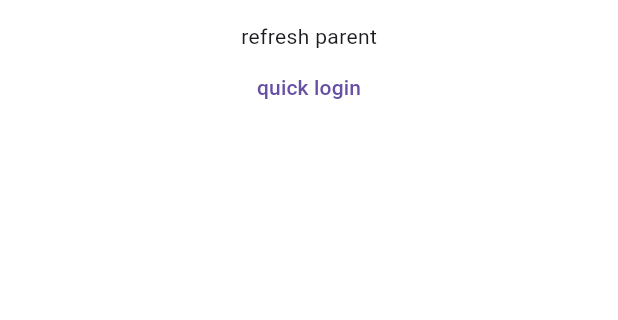
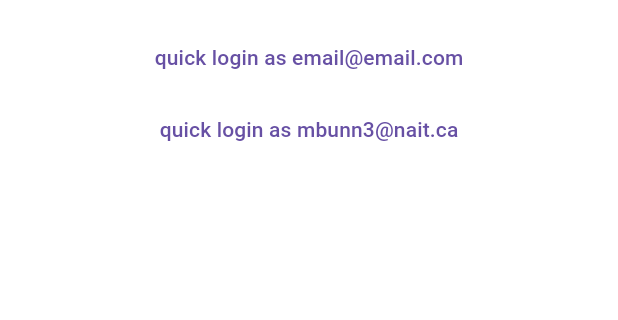
Before and after one commit to platipi/dtTracker, a Flutter app: the screen it shows after launch, on a phone screen of 412 x 824 dp, the part 126-446 px from its top. Run offline on Flutter 3.47's test engine with Material 3 defaults, Android fonts, the phone set to English and light mode, and no system bars; our stand-ins replace fast_immutable_collections, firebase_auth, firebase_core, firebase_database; missing offline and left inert: scrollable_reorderable_navbar; accounts and stored records are empty; project files that could hold a hidden picture were left out.

Commit message:
logout button

```diff
--- a/dt_tracker_user/lib/pages/quick_reference_page.dart
+++ b/dt_tracker_user/lib/pages/quick_reference_page.dart
@@ -16,6 +16,20 @@
         const SizedBox(
           height: 50,
         ),
+        if (curCred != null)
+          TextButton(
+            onPressed: () {
+              FirebaseAuth.instance.signOut();
+              curCred = null;
+              units = [];
+              refreshParent();
+            },
+            child: Text('logout'),
+          ),
+        if (curCred == null)
+          Expanded(
+              child: Column(
+            children: [
               TextButton(
                 onPressed: () {
                   Navigator.push(
@@ -27,15 +41,26 @@
                 },
                 child: Text('login'),
               ),
-        Text('refresh parent'),
               TextButton(
                 onPressed: () async {
-            curCred = await FirebaseAuth.instance.signInWithEmailAndPassword(
+                  curCred = await FirebaseAuth.instance
+                      .signInWithEmailAndPassword(
                           email: 'email@email.com', password: 'password');
                   updateUser(refreshParent);
                 },
-          child: Text('quick login'),
+                child: Text('quick login as email@email.com'),
               ),
+              TextButton(
+                onPressed: () async {
+                  curCred = await FirebaseAuth.instance
+                      .signInWithEmailAndPassword(
+                          email: 'mbunn3@nait.ca', password: 'password');
+                  updateUser(refreshParent);
+                },
+                child: Text('quick login as mbunn3@nait.ca'),
+              ),
+            ],
+          )),
       ],
     ));
   }
--- a/dt_tracker_user/lib/pages/unit_page/unit_page.dart
+++ b/dt_tracker_user/lib/pages/unit_page/unit_page.dart
@@ -399,12 +399,13 @@
                                 Row(
                                   children: [
                                     ExpandedRectButton(
-                                        'Stats', (() {}), bigButtonHeight),
+                                        'Stats', (() {}), bigButtonHeight,
+                                        flexWeight: 1),
                                     ExpandedRectButton('Get Shot!', (() {
                                       setState(() {
                                         bottomWidget = 'random';
                                       });
-                                    }), bigButtonHeight),
+                                    }), bigButtonHeight, flexWeight: 3),
                                   ],
                                 )
                               ]),
```
Lines whose indentation alone changed are shown as unchanged.
